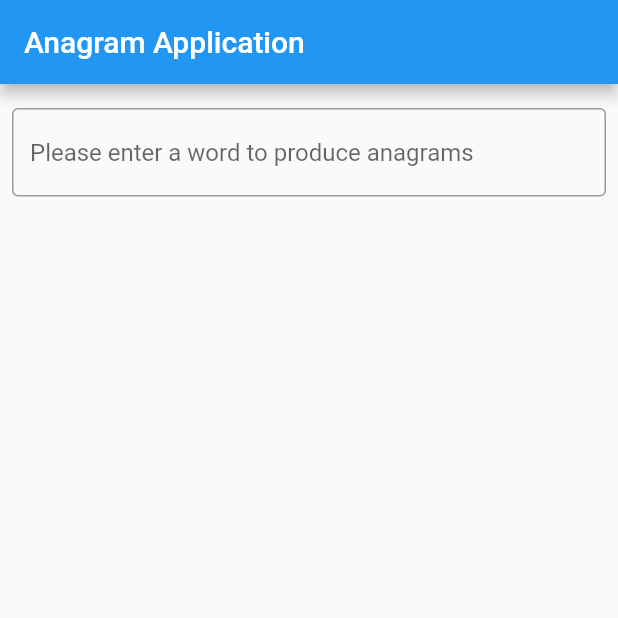
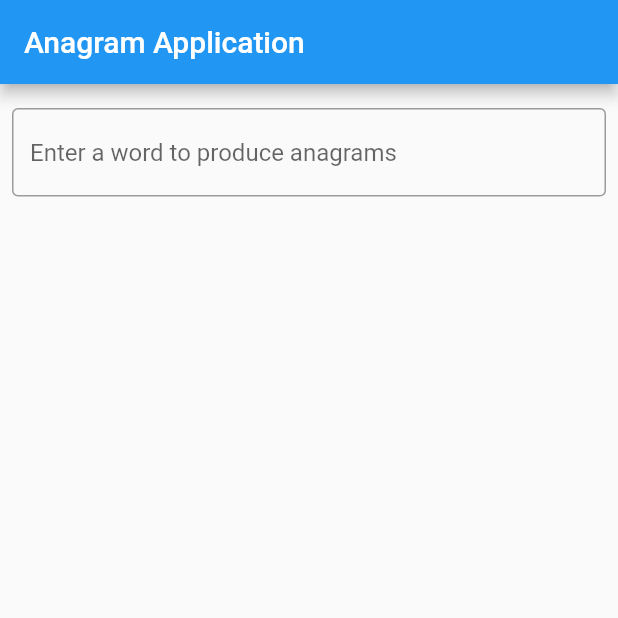
Before and after one commit to KeatonMeek/flutterwebapp, a Flutter app: the screen it shows after launch, on a phone screen of 412 x 824 dp, the top half of it. Run offline on Flutter 3.47's test engine with Material 2 defaults, Android fonts, the phone set to English and light mode, and no system bars.

```diff
--- a/lib/main.dart
+++ b/lib/main.dart
@@ -60,7 +60,7 @@ class MyCustomForm extends StatelessWidget {
           child: TextField(
             decoration: InputDecoration(
               border: OutlineInputBorder(),
-              hintText: 'Please enter a word to produce anagrams',
+              hintText: 'Enter a word to produce anagrams',
             ),
           ),
         ),
```
